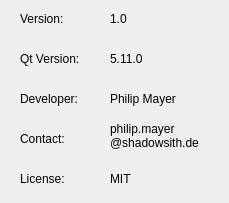
Qt form src/aboutinfo.ui (Shadowsith/qpicospeaker) before a commit.
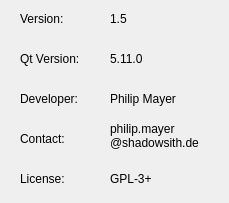
The same form after that commit.

The edit to the form file:
```diff
--- a/src/aboutinfo.ui
+++ b/src/aboutinfo.ui
@@ -88,7 +88,7 @@
     </rect>
    </property>
    <property name="text">
-    <string notr="true">1.0</string>
+    <string notr="true">1.5</string>
    </property>
   </widget>
   <widget class="QLabel" name="lblQtVal">
@@ -146,7 +146,7 @@
     </rect>
    </property>
    <property name="text">
-    <string>MIT</string>
+    <string>GPL-3+</string>
    </property>
   </widget>
  </widget>
```
